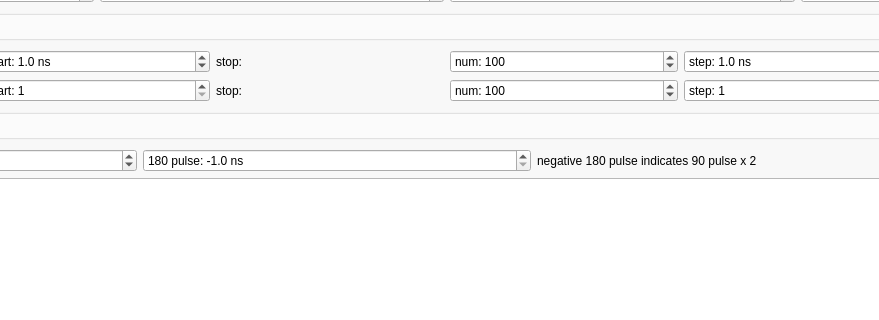
Above: pkgs/mahos-dq/src/mahos_dq/gui/ui/spodmr.ui from ktahar/mahos before the change; both pictures show x 285 to 1164 and y 334 to 654 of the 1464 by 755 pixel window. Below: the same form after it.
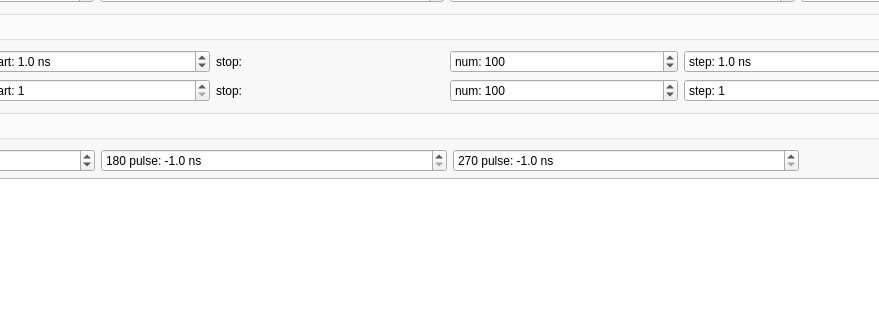
That is the form after the change. Custom widgets are drawn as their Qt base class.

Commit message:
podmr: add param 270pulse for mw_mode 1 flip read
- old 180pulse + 90pulse was indirect and misleading
- List of affected generators: FID, SpinEcho, TRSE, DD, DDN, SpinLock,
  XY8Correlation, XY8CorrelationNflip

```diff
--- a/pkgs/mahos-dq/src/mahos_dq/gui/ui/spodmr.ui
+++ b/pkgs/mahos-dq/src/mahos_dq/gui/ui/spodmr.ui
@@ -751,9 +751,33 @@
                </widget>
               </item>
               <item>
-               <widget class="QLabel" name="label_11">
-                <property name="text">
-                 <string>negative 180 pulse indicates 90 pulse x 2</string>
+               <widget class="QDoubleSpinBox" name="t270pulseBox">
+                <property name="sizePolicy">
+                 <sizepolicy hsizetype="MinimumExpanding" vsizetype="Fixed">
+                  <horstretch>0</horstretch>
+                  <verstretch>0</verstretch>
+                 </sizepolicy>
+                </property>
+                <property name="toolTip">
+                 <string>negative value implies 90 pulse x 3</string>
+                </property>
+                <property name="prefix">
+                 <string>270 pulse: </string>
+                </property>
+                <property name="suffix">
+                 <string> ns</string>
+                </property>
+                <property name="decimals">
+                 <number>1</number>
+                </property>
+                <property name="minimum">
+                 <double>-1.000000000000000</double>
+                </property>
+                <property name="maximum">
+                 <double>10000.000000000000000</double>
+                </property>
+                <property name="value">
+                 <double>-1.000000000000000</double>
                 </property>
                </widget>
               </item>
```
Left out of the diff: 4 changed lines with no effect on the pictures. The commit also changes 13 other files.
